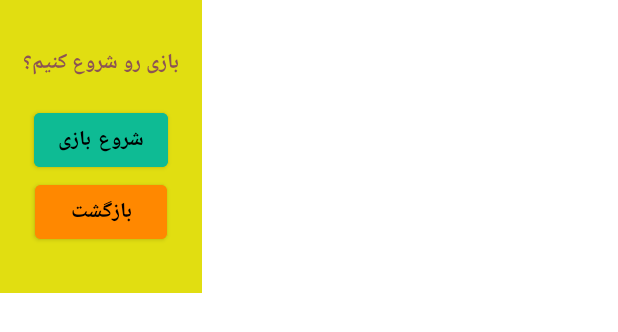
After one commit to tsmoosavi/ZiBazi, an Android app: the layout custom_dialog.xml on its own in the app's theme, with its tools: preview values and no code run, on a phone screen of 412 x 824 dp. The commit adds this screen. Shown: the top 332 px of the screen. Run offline under Robolectric (Android 15) with nearby library versions, the phone set to English and light mode, and no system bars.

Commit message:
add custom dialog

```diff
--- a/app/src/main/java/com/example/zibazi/fragments/HomeFragment.kt
+++ b/app/src/main/java/com/example/zibazi/fragments/HomeFragment.kt
@@ -1,10 +1,16 @@
 package com.example.zibazi.fragments
 
+import android.app.Activity
+import android.app.Dialog
 import android.os.Bundle
 import androidx.fragment.app.Fragment
 import android.view.LayoutInflater
 import android.view.View
 import android.view.ViewGroup
+import android.view.Window
+import android.widget.Button
+import android.widget.TextView
+import androidx.fragment.app.FragmentActivity
 import androidx.navigation.fragment.findNavController
 import com.example.zibazi.R
 import com.example.zibazi.databinding.FragmentHomeBinding
@@ -29,7 +35,7 @@ class HomeFragment : Fragment() {
 
     override fun onViewCreated(view: View, savedInstanceState: Bundle?) {
         super.onViewCreated(view, savedInstanceState)
-
+        showDialog()
     }
 
     override fun onDestroyView() {
@@ -37,5 +43,24 @@ class HomeFragment : Fragment() {
         _binding = null
     }
 
+    private fun showDialog() {
+        val dialog = Dialog(requireContext())
+        dialog.requestWindowFeature(Window.FEATURE_NO_TITLE)
+        dialog.setCancelable(false)
+        dialog.setContentView(R.layout.custom_dialog)
+
+        val yesBtn = dialog.findViewById<Button>(R.id.exitBtn)
+        val startBtn = dialog.findViewById<Button>(R.id.startBtn)
+
+        yesBtn.setOnClickListener {
+            activity?.finish()
+//            getActivity()?.finish()
+        }
+        startBtn.setOnClickListener {
+            dialog.dismiss()
+        }
+        dialog.show()
+
+    }
 
 }
--- /dev/null
+++ b/app/src/main/res/layout/custom_dialog.xml
@@ -0,0 +1,51 @@
+<LinearLayout
+    xmlns:android="http://schemas.android.com/apk/res/android"
+    android:layout_width="wrap_content"
+    android:layout_height="wrap_content"
+    android:background="@color/yellow"
+    android:orientation="vertical">
+
+
+
+
+    <LinearLayout
+        android:layout_width="wrap_content"
+        android:layout_height="wrap_content"
+        android:layout_marginLeft="15dp"
+        android:layout_marginTop="30dp"
+        android:layout_marginRight="15dp"
+        android:layout_marginBottom="30dp"
+        android:background="@color/yellow"
+        android:orientation="vertical">
+
+        <TextView
+            android:id="@+id/tvTitle"
+            android:layout_width="wrap_content"
+            android:layout_height="wrap_content"
+            android:text="@string/dialogTitle"
+            android:textColor="@color/crimson"
+            android:gravity="center"
+            android:textStyle="bold" />
+
+        <Button
+            android:id="@+id/startBtn"
+            android:layout_width="wrap_content"
+            android:layout_height="wrap_content"
+            android:layout_marginTop="15dp"
+            android:text="@string/startGame"
+            android:textColor="@color/black"
+            android:textStyle="bold"
+            android:backgroundTint="#0ebb94"
+            android:layout_gravity="center"/>
+
+        <Button
+            android:id="@+id/exitBtn"
+            android:layout_width="wrap_content"
+            android:layout_height="wrap_content"
+            android:backgroundTint="#f80"
+            android:text="@string/exitGame"
+            android:textColor="@color/black"
+            android:textStyle="bold"
+            android:layout_gravity="center"/>
+    </LinearLayout>
+</LinearLayout>
--- a/app/src/main/res/values/colors.xml
+++ b/app/src/main/res/values/colors.xml
@@ -7,4 +7,7 @@
     <color name="teal_700">#FF018786</color>
     <color name="black">#FF000000</color>
     <color name="white">#FFFFFFFF</color>
+    <color name="orange">#FF7F3A</color>
+    <color name="yellow">#E1DE11</color>
+    <color name="crimson">#8C5454</color>
 </resources>
--- a/app/src/main/res/values/strings.xml
+++ b/app/src/main/res/values/strings.xml
@@ -2,4 +2,8 @@
     <string name="app_name">ZiBazi</string>
     <!-- TODO: Remove or change this placeholder text -->
     <string name="hello_blank_fragment">Hello blank fragment</string>
+    <string name="dialogTitle">بازی رو شروع کنیم؟</string>
+    <string name="startGame">شروع بازی</string>
+    <string name="exitGame">بازگشت</string>
+    <string name="score">0</string>
 </resources>
```
